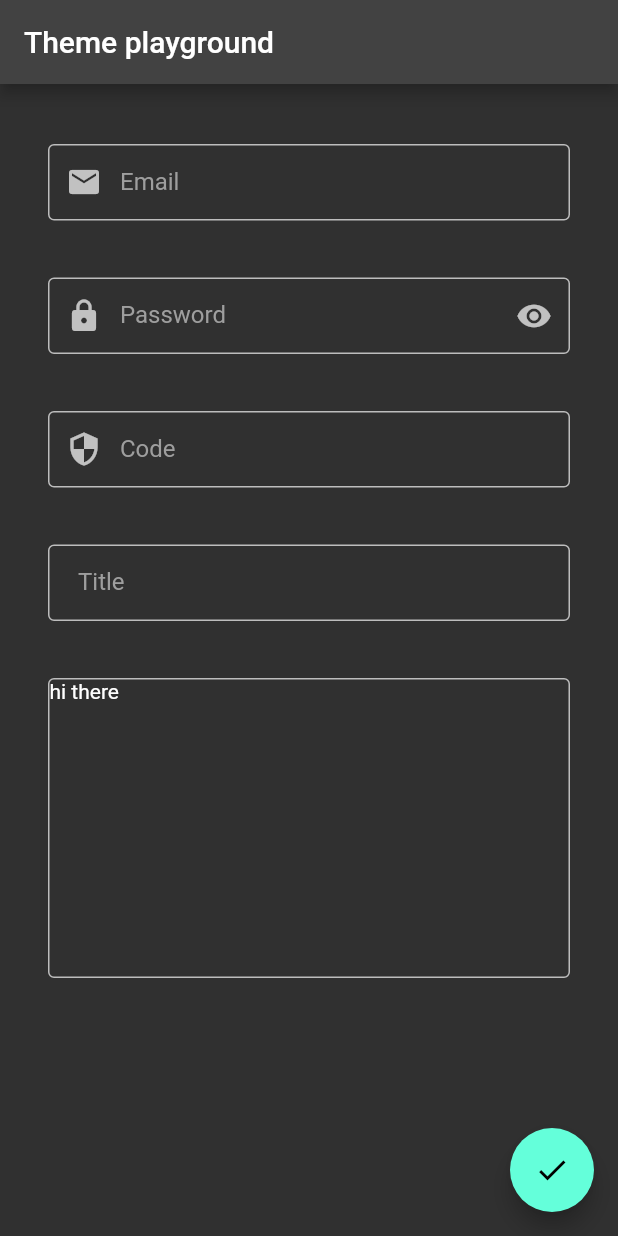
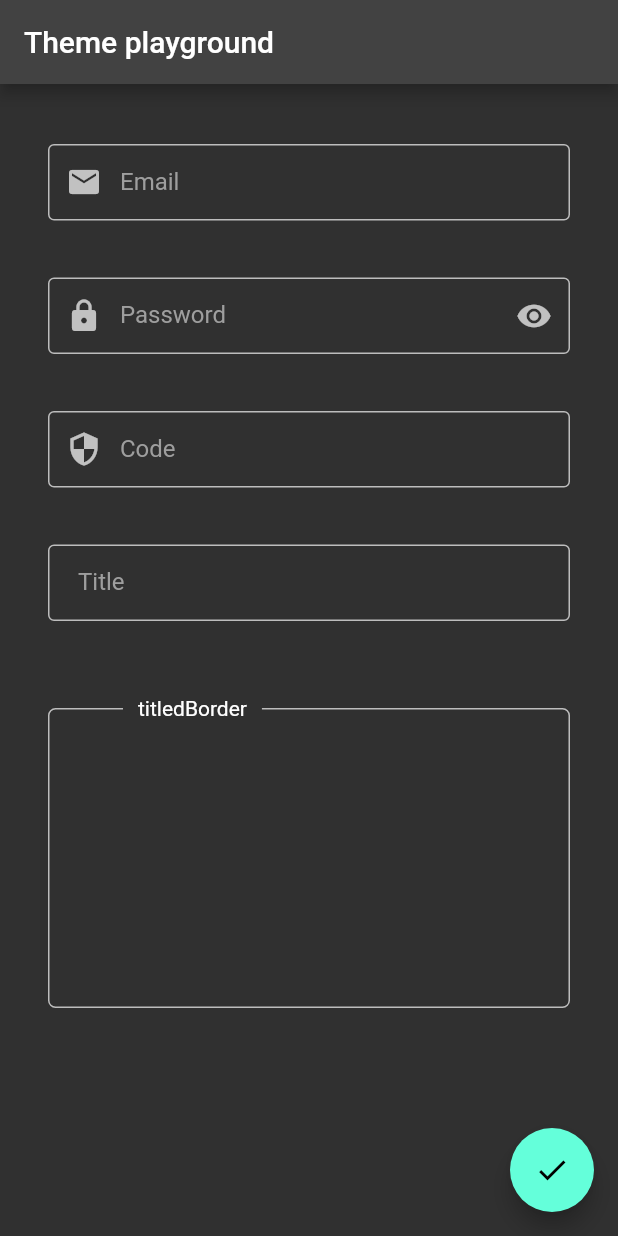
Before and after one commit to dorontal/flutter_themes, a Flutter app: the screen it shows after launch, on a phone screen of 412 x 824 dp. Run offline on Flutter 3.47's test engine with Material 2 defaults, Android fonts, the phone set to English and light mode, and no system bars; our stand-ins replace flutter_hooks.

Commit message:
some progress

```diff
--- a/lib/widgets/titled_border.dart
+++ b/lib/widgets/titled_border.dart
@@ -16,54 +16,35 @@ class TitledBorder extends StatelessWidget {
   Widget build(BuildContext context) {
     final backgroundColor = Theme.of(context).scaffoldBackgroundColor;
     return Stack(
-      clipBehavior: Clip.none,
-      children: [
-        /*
-        Positioned(
-            top: 7,
-            left: -12,
-            child: Container(
+      children: <Widget>[
+        Container(
+          width: double.infinity,
           height: 200,
-              width: 200,
+          margin: const EdgeInsets.fromLTRB(0, 20, 0, 10),
+          padding: const EdgeInsets.only(bottom: 10),
           decoration: BoxDecoration(
             border: Border.all(
-                  color: Colors.white,
-                  width: 1,
-                ),
-                borderRadius: BorderRadius.circular(4),
-              ),
-            )),
-        Row(
-            mainAxisSize: MainAxisSize.min,
-            mainAxisAlignment: MainAxisAlignment.center,
-            children: [
-              Container(width: 7, height: 17, color: backgroundColor),
-              Text(title,
-                  style: TextStyle(
-                    color: Colors.white,
-                    backgroundColor: backgroundColor,
-                  )),
-              Container(width: 7, height: 17, color: backgroundColor),
-            ])
-        */
-        Container(
-          height: 200,
-          width: double.infinity,
-//          constraints: const BoxConstraints.expand(),
-          // width: 200,
-          decoration: BoxDecoration(
-            border: Border.all(
+                // color: const Color.fromARGB(255, 51, 204, 255), width: 1),
                 color: Theme.of(context)
                     .inputDecorationTheme
                     .enabledBorder!
                     .borderSide
                     .color,
-              width: 1,
+                width: 1),
+            borderRadius: BorderRadius.circular(5),
+            shape: BoxShape.rectangle,
           ),
-            borderRadius: BorderRadius.circular(4),
         ),
-          child: const Text('hi there'),
+        Positioned(
+            left: 50,
+            top: 12,
+            child: Container(
+              padding: const EdgeInsets.only(bottom: 10, left: 10, right: 10),
+              color: Theme.of(context).scaffoldBackgroundColor,
+              child: Text(
+                title,
               ),
+            )),
       ],
     );
   }
```
Lines whose indentation alone changed are shown as unchanged.
